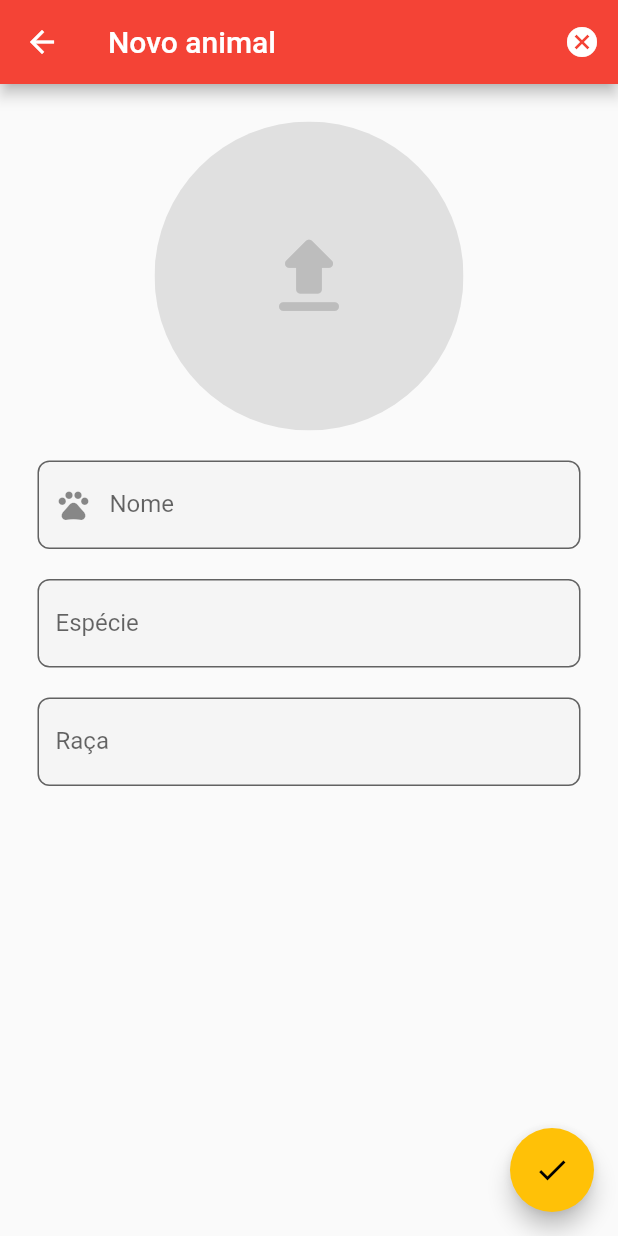
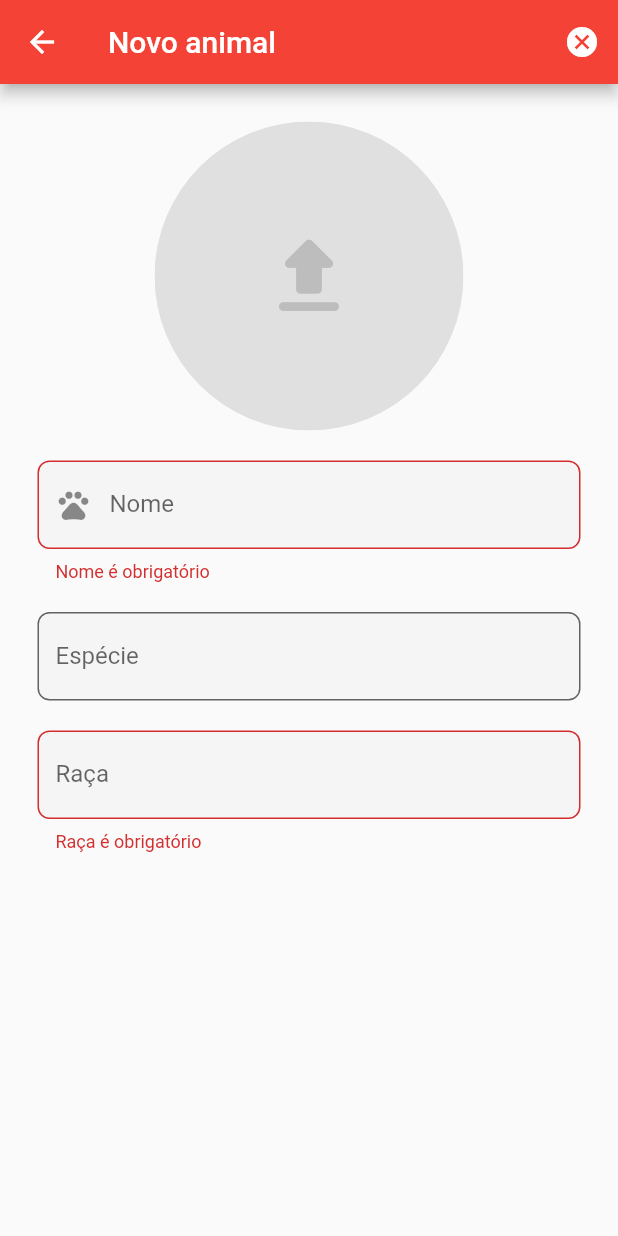
Before and after one commit to naaando/pets, a Flutter app: the PetPage screen opened by its route, on a phone screen of 412 x 824 dp. Run offline on Flutter 3.47's test engine with Material 2 defaults, Android fonts, the phone set to English and light mode, and no system bars; our stand-ins replace adaptive_theme, flutter_riverpod, google_sign_in, image_picker; network calls fail.

Commit message:
Improvements on save button and form validation

```diff
--- a/pets/lib/pages/pet.dart
+++ b/pets/lib/pages/pet.dart
@@ -22,21 +22,35 @@ class PetPage extends ConsumerWidget {
         actions: barActions(context, ref, pet, formKey),
       ),
       body: body(context, ref, formKey, title, pet),
-      floatingActionButton: FloatingActionButton(
-        onPressed: () => save(context, ref, formKey, pet),
-        tooltip: 'Salvar',
-        child: const Icon(Icons.check),
-      ),
+      floatingActionButton: saveButton(context, ref, formKey, pet),
     );
   }
 
-  save(BuildContext context, WidgetRef ref, GlobalKey<FormState> formKey,
-      Pet pet) {
-    formKey.currentState!.save();
-    if (formKey.currentState!.validate()) {
-      formKey.currentState!.save();
-      ref.read(petRepositoryProvider).save(pet);
+  FloatingActionButton? saveButton(BuildContext context, WidgetRef ref,
+      GlobalKey<FormState> formKey, Pet pet) {
+    var isValid = formKey.currentState?.validate() ?? false;
+
+    if (!isValid) {
+      return null;
     }
+
+    return FloatingActionButton(
+      onPressed: () {
+        formKey.currentState!.save();
+        if (formKey.currentState!.validate()) {
+          formKey.currentState!.save();
+          ref.read(petRepositoryProvider).save(pet);
+
+          ScaffoldMessenger.of(context).showSnackBar(
+            const SnackBar(content: Text('Salvo!')),
+          );
+        }
+
+        Navigator.of(context).pop();
+      },
+      tooltip: 'Salvar',
+      child: const Icon(Icons.check),
+    );
   }
 
   List<Widget> barActions(BuildContext context, WidgetRef ref, Pet pet,
@@ -61,6 +75,7 @@ class PetPage extends ConsumerWidget {
     return SingleChildScrollView(
         child: Form(
             key: formKey,
+            autovalidateMode: AutovalidateMode.always,
             child: Padding(
               padding: const EdgeInsets.all(25),
               child: Column(
@@ -79,6 +94,11 @@ class PetPage extends ConsumerWidget {
                       labelText: 'Nome',
                     ),
                     onSaved: (newValue) => pet.nome = newValue!,
+                    validator: (value) {
+                      if (value == null || value.isEmpty) {
+                        return 'Nome é obrigatório';
+                      }
+                    },
                   ),
                   const SizedBox(height: 20),
                   TextFormField(
@@ -98,6 +118,11 @@ class PetPage extends ConsumerWidget {
                       labelText: 'Raça',
                     ),
                     onSaved: (newValue) => pet.raca = newValue!,
+                    validator: (value) {
+                      if (value == null || value.isEmpty) {
+                        return 'Raça é obrigatório';
+                      }
+                    },
                   ),
                 ],
               ),
```
